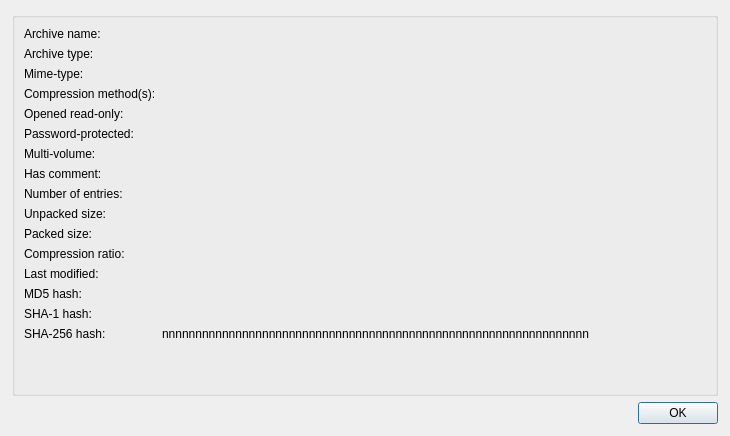
Before: the Qt Designer form kerfuffle/propertiesdialog.ui in KDE/ark, drawn with Qt 5.
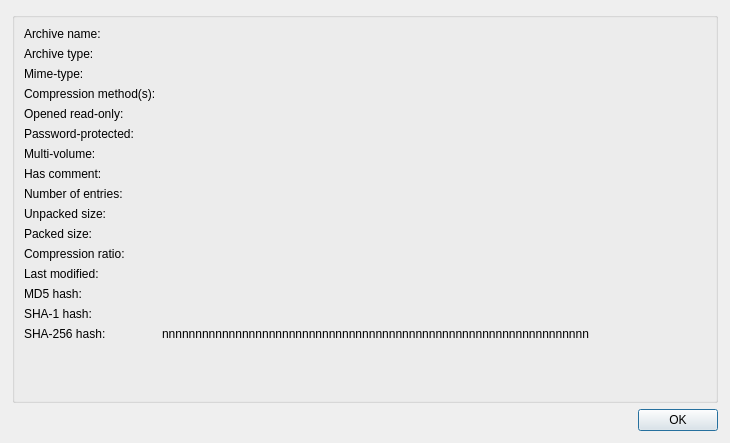
After: the same form once the commit is applied.

Commit message: Make all values in PropertiesDialog selectable by mouse

```diff
--- a/kerfuffle/propertiesdialog.ui
+++ b/kerfuffle/propertiesdialog.ui
@@ -7,7 +7,7 @@
     <x>0</x>
     <y>0</y>
     <width>730</width>
-    <height>436</height>
+    <height>443</height>
    </rect>
   </property>
   <layout class="QVBoxLayout" name="verticalLayout">
```
Left out of the diff: 39 changed lines with no effect on the pictures.
